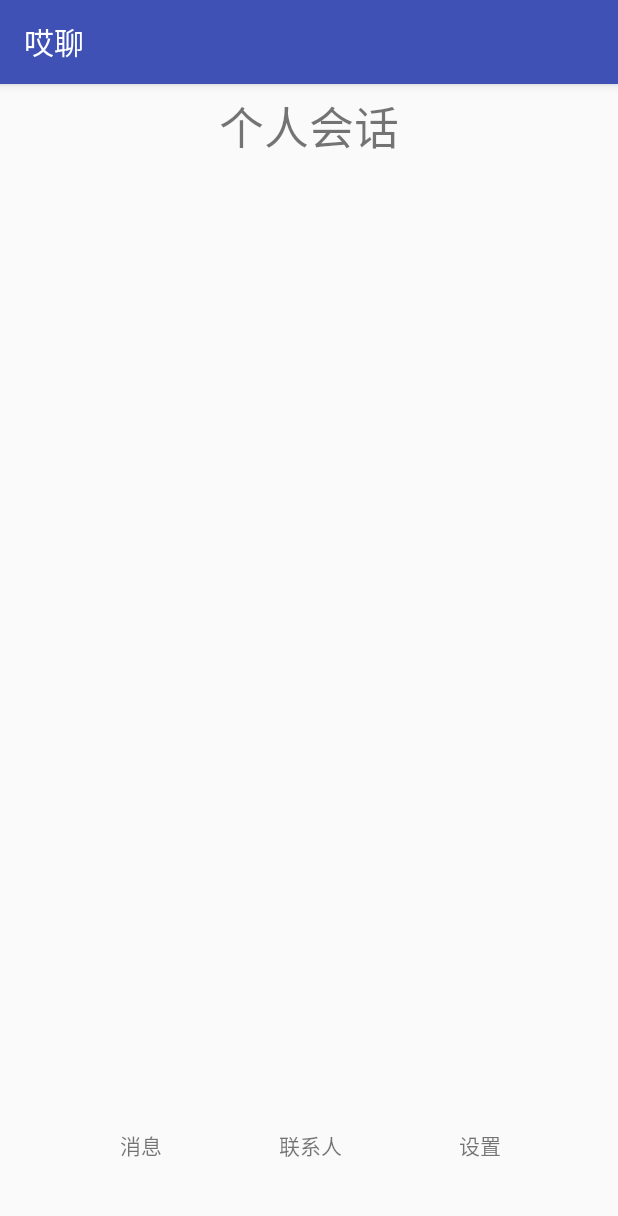
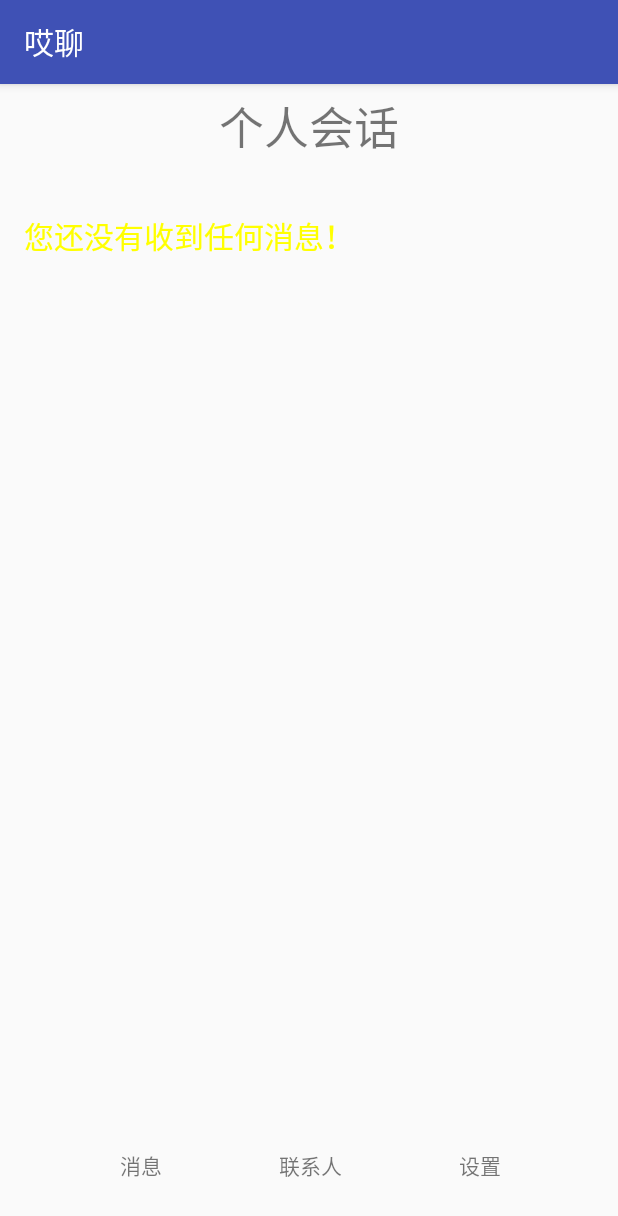
Before and after one commit to LuoZhize/LzzProject, an Android app: the MainActivity screen opened directly, with no data from a screen before it, after a tap on "消息", on a phone screen of 412 x 824 dp. Shown: the top 1216 px of the screen. Run offline under Robolectric (Android 15) with nearby library versions, the phone set to English and light mode, and no system bars.

Commit message:
new amend

```diff
--- a/app/src/main/java/com/example/lzzproject/activity/LoginActivity.java
+++ b/app/src/main/java/com/example/lzzproject/activity/LoginActivity.java
@@ -10,6 +10,7 @@ import android.widget.EditText;
 
 import com.example.lzzproject.MainActivity;
 import com.example.lzzproject.R;
+import com.example.lzzproject.view.TestDialog;
 import com.hyphenate.EMCallBack;
 import com.hyphenate.chat.EMClient;
 
@@ -27,6 +28,7 @@ public class LoginActivity extends Activity implements View.OnClickListener {
         super.onCreate(savedInstanceState);
         setContentView(R.layout.login_activity);
         initview();
+        new TestDialog(this,R.style.dialog);
     }
 
     private void initview() {
--- a/app/src/main/res/layout/activity_main.xml
+++ b/app/src/main/res/layout/activity_main.xml
@@ -8,7 +8,7 @@
     <FrameLayout
         android:id="@+id/frame_layout"
         android:layout_width="match_parent"
-        android:layout_height="wrap_content"
+        android:layout_height="@dimen/activity_twohunder"
         android:layout_weight="24"></FrameLayout>
 
     <LinearLayout
--- a/app/src/main/res/layout/dialogue_fragment.xml
+++ b/app/src/main/res/layout/dialogue_fragment.xml
@@ -14,7 +14,7 @@
 
     <LinearLayout
         android:layout_width="match_parent"
-        android:layout_height="match_parent"
+        android:layout_height="wrap_content"
         android:orientation="horizontal">
 
         <ListView
@@ -29,4 +29,14 @@
             android:layout_marginTop="@dimen/activity_thirty"></ListView>
     </LinearLayout>
 
+    <TextView
+        android:id="@android:id/empty"
+        android:layout_width="wrap_content"
+        android:layout_height="wrap_content"
+        android:layout_marginLeft="@dimen/activity_tenthSix"
+        android:layout_marginTop="@dimen/activity_five"
+        android:text="@string/nodialogue"
+        android:textColor="#ffff00"
+        android:textSize="@dimen/activity_twenty" />
+
 </LinearLayout>
--- a/app/src/main/res/layout/set_fragment.xml
+++ b/app/src/main/res/layout/set_fragment.xml
@@ -17,7 +17,7 @@
         android:id="@+id/set_fragment_image"
         android:layout_width="@dimen/activity_fivity"
         android:layout_height="@dimen/activity_fivity"
-        android:layout_gravity="center_horizontal"
+        android:layout_marginLeft="@dimen/activity_twenty"
         android:layout_marginTop="@dimen/activity_eighty"
         android:background="@drawable/yuan" />
 
@@ -35,7 +35,7 @@
         android:layout_width="wrap_content"
         android:layout_height="wrap_content"
         android:layout_gravity="center_horizontal"
-        android:layout_marginTop="@dimen/activity_hunder"
+        android:layout_marginTop="@dimen/activity_eighty"
         android:background="#ff00"
         android:text="@string/end"
         android:textSize="@dimen/activity_twenty" />
--- a/app/src/main/res/values/colors.xml
+++ b/app/src/main/res/values/colors.xml
@@ -3,4 +3,5 @@
     <color name="colorPrimary">#3F51B5</color>
     <color name="colorPrimaryDark">#303F9F</color>
     <color name="colorAccent">#FF4081</color>
+    <color name="transparent">#00000000</color>
 </resources>
--- a/app/src/main/res/values/dimens.xml
+++ b/app/src/main/res/values/dimens.xml
@@ -2,6 +2,7 @@
     <!-- Default screen margins, per the Android Design guidelines. -->
     <dimen name="activity_horizontal_margin">16dp</dimen>
     <dimen name="activity_tenthSix">16dp</dimen>
+    <dimen name="activity_twohunder">250dp</dimen>
     <dimen name="activity_hunder">100dp</dimen>
     <dimen name="activity_thirty">30dp</dimen>
     <dimen name="activity_fivity">50dp</dimen>
--- a/app/src/main/res/values/strings.xml
+++ b/app/src/main/res/values/strings.xml
@@ -9,9 +9,11 @@
     <string name="add">添加</string>
     <string name="delete">删除</string>
     <string name="register">注册</string>
+    <string name="loging">加载中</string>
     <string name="surePassWord">确认密码:</string>
     <string name="friend">联系人</string>
     <string name="dialogue">个人会话</string>
     <string name="end">退出当前账号</string>
     <string name="set">设置</string>
+    <string name="nodialogue">您还没有收到任何消息！</string>
 </resources>
```
Also changed, not shown: app/src/main/java/com/example/lzzproject/view/TestDialog.java (added, +35 -0 lines), app/src/main/res/layout/load_dialog.xml (added, +26 -0 lines), app/src/main/res/values/styles.xml (+7 -0 lines).
